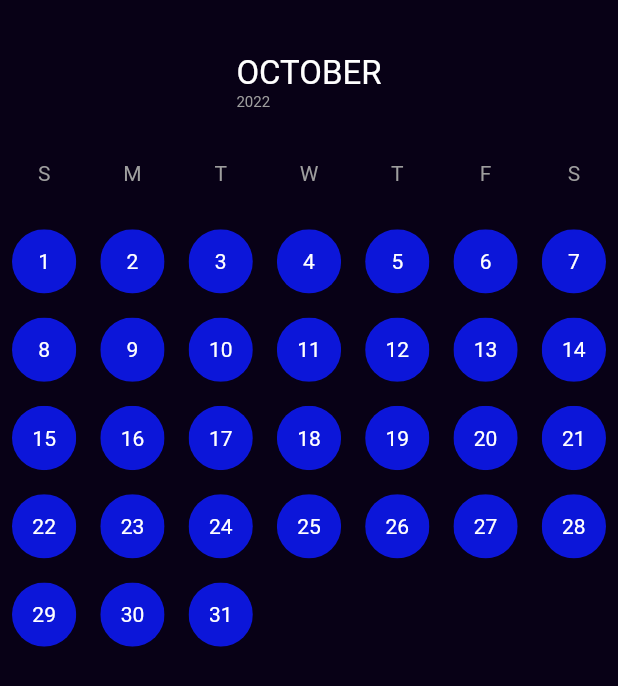
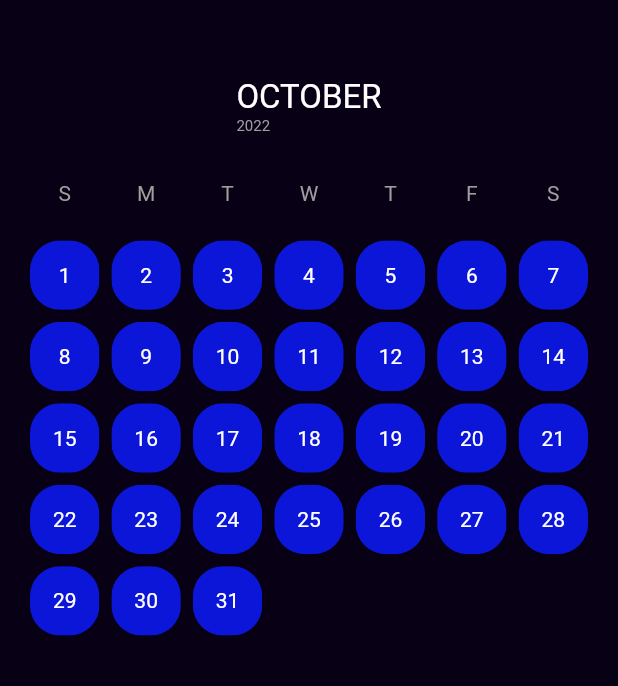
Before and after one commit to RomanRabinovich/Flutter_Calendar, a Flutter app: the screen it shows after launch, on a phone screen of 412 x 824 dp. Shown: the top 686 px of the screen. Run offline on Flutter 3.47's test engine with Material 2 defaults, Android fonts, the phone set to English and light mode, and no system bars.

Commit message:
added stylies

```diff
--- a/lib/buttons.dart
+++ b/lib/buttons.dart
@@ -11,9 +11,9 @@ class MyButton extends StatelessWidget {
   @override
   Widget build(BuildContext context) {
     return Padding(
-      padding: const EdgeInsets.all(8.0),
+      padding: const EdgeInsets.all(4.0),
       child: ClipRRect(
-        borderRadius: BorderRadius.circular(40),
+        borderRadius: BorderRadius.circular(20),
         child: Container(
           color: color,
           child: Center(
--- a/lib/main.dart
+++ b/lib/main.dart
@@ -64,7 +64,15 @@ class _HomePageState extends State<HomePage> {
   Widget build(BuildContext context) {
     return Scaffold(
       backgroundColor: Color.fromARGB(255, 8, 1, 22),
-      body: Column(
+      body: Padding(
+        padding: const EdgeInsets.all(16.0),
+        child: Center(
+          child: Container(
+            child: IndexedStack(
+              index: 1,
+              children: [
+                Placeholder(),
+                Column(
                   children: <Widget>[
                     Container(
                       height: 86,
@@ -76,11 +84,13 @@ class _HomePageState extends State<HomePage> {
                           children: [
                             Text(
                               "OCTOBER",
-                    style: TextStyle(color: Colors.white, fontSize: 22),
+                              style:
+                                  TextStyle(color: Colors.white, fontSize: 22),
                             ),
                             Text(
                               "2022",
-                    style: TextStyle(color: Colors.grey, fontSize: 10),
+                              style:
+                                  TextStyle(color: Colors.grey, fontSize: 10),
                             )
                           ],
                         ),
@@ -90,7 +100,8 @@ class _HomePageState extends State<HomePage> {
                         height: 382,
                         child: GridView.builder(
                             itemCount: buttons.length,
-                  gridDelegate: SliverGridDelegateWithFixedCrossAxisCount(
+                            gridDelegate:
+                                SliverGridDelegateWithFixedCrossAxisCount(
                                     crossAxisCount: 7),
                             itemBuilder: (BuildContext context, int index) {
                               return MyButton(
@@ -110,6 +121,11 @@ class _HomePageState extends State<HomePage> {
                     ),
                   ],
                 ),
+              ],
+            ),
+          ),
+        ),
+      ),
     );
   }
 
```
Lines whose indentation alone changed are shown as unchanged.
